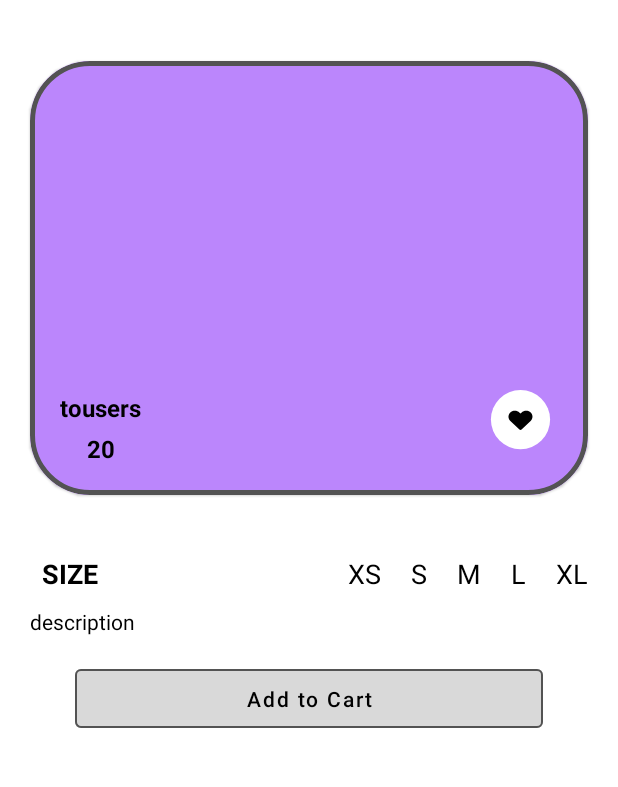
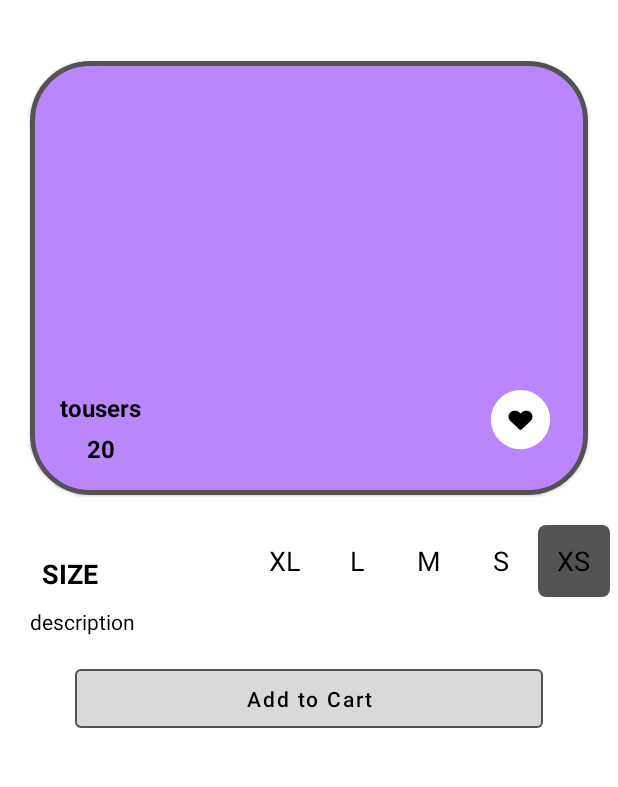
Before and after one commit to amdouni-chouaib/androidshop, an Android app: the layout activity_details.xml on its own in the app's theme, with its tools: preview values and no code run, on a phone screen of 412 x 824 dp, the part 93-880 px from its top. Run offline under Robolectric (Android 15) with nearby library versions, the phone set to English and light mode, and no system bars.

Commit message:
add size

```diff
--- a/app/src/main/java/com/example/azshop/ui/detailsscreen/DetailsActivity.java
+++ b/app/src/main/java/com/example/azshop/ui/detailsscreen/DetailsActivity.java
@@ -5,6 +5,8 @@ import android.content.SharedPreferences;
 import android.os.Bundle;
 import android.view.View;
 import android.widget.ImageView;
+import android.widget.RadioButton;
+import android.widget.RadioGroup;
 import android.widget.TextView;
 import android.widget.Toast;
 
@@ -24,6 +26,8 @@ public class DetailsActivity extends AppCompatActivity {
     private String type;
     private String price;
     private String gender;
+    private String size;
+    private RadioGroup btnradiogroup_size;
     private ImageView imgArticle;
     private ImageView imgBack;
     private FirebaseDatabase firebaseDatabase;
@@ -53,6 +57,7 @@ public class DetailsActivity extends AppCompatActivity {
         imgArticle = findViewById(R.id.img_article_details);
         imgBack = findViewById(R.id.btn_back);
         ((TextView) findViewById(R.id.tv_description)).setText(description);
+        btnradiogroup_size = findViewById(R.id.btngrp_size);
 
         imgBack.setOnClickListener(new View.OnClickListener() {
             @Override
@@ -70,6 +75,9 @@ public class DetailsActivity extends AppCompatActivity {
         findViewById(R.id.btn_addtocart).setOnClickListener(new View.OnClickListener() {
             @Override
             public void onClick(View v) {
+                int selectedId = btnradiogroup_size.getCheckedRadioButtonId();
+                size = ((RadioButton)findViewById(selectedId)).getText().toString();
+
                 CartArticleDataModel cartarticleDateModel = new CartArticleDataModel(
                         id,
                         imagPath,
@@ -78,7 +86,8 @@ public class DetailsActivity extends AppCompatActivity {
                         type,
                         Float.parseFloat(price),
                         gender,
-                        "X",
+                        size
+                        ,
                         sh.getString("userId", "")
 
                 );
--- /dev/null
+++ b/app/src/main/res/drawable/bg_size.xml
@@ -0,0 +1,15 @@
+<?xml version="1.0" encoding="utf-8"?>
+<selector xmlns:android="http://schemas.android.com/apk/res/android">
+    <item android:state_checked="true">
+        <shape android:shape="rectangle">
+            <corners android:radius="5dp" />
+            <solid android:color="@color/darkgray" />
+        </shape>
+    </item>
+    <item>
+        <shape android:shape="rectangle">
+            <corners android:radius="5dp" />
+            <solid android:color="#FFF" />
+        </shape>
+    </item>
+</selector>
--- a/app/src/main/res/layout/activity_details.xml
+++ b/app/src/main/res/layout/activity_details.xml
@@ -127,69 +127,82 @@
         app:layout_constraintStart_toStartOf="parent"
         app:layout_constraintTop_toTopOf="@+id/guidelinebottom" />
 
+    <RadioGroup
+        android:id="@+id/btngrp_size"
+        android:layout_width="wrap_content"
+        android:layout_height="wrap_content"
+        android:layout_marginHorizontal="5dp"
+        android:orientation="horizontal"
+        app:layout_constraintEnd_toEndOf="parent"
+        app:layout_constraintTop_toTopOf="@+id/guidelinebottom">
 
-    <TextView
+        <RadioButton
             android:id="@+id/size_xl"
             android:layout_width="wrap_content"
             android:layout_height="wrap_content"
-        android:layout_marginHorizontal="20dp"
-        android:layout_marginVertical="20dp"
+            android:background="@drawable/bg_size"
+            android:button="@android:color/transparent"
+            android:gravity="center"
             android:text="@string/xl"
             android:textColor="@color/black"
             android:textSize="18sp"
             app:layout_constraintEnd_toEndOf="parent"
-        app:layout_constraintTop_toTopOf="@+id/guidelinebottom" />
+            app:layout_constraintTop_toTopOf="parent" />
 
-    <TextView
+        <RadioButton
             android:id="@+id/size_l"
             android:layout_width="wrap_content"
             android:layout_height="wrap_content"
-        android:layout_marginHorizontal="20dp"
-        android:layout_marginVertical="20dp"
+            android:background="@drawable/bg_size"
+            android:button="@android:color/transparent"
+            android:gravity="center"
             android:text="@string/l"
             android:textColor="@color/black"
             android:textSize="18sp"
             app:layout_constraintEnd_toStartOf="@id/size_xl"
-        app:layout_constraintTop_toTopOf="@+id/guidelinebottom" />
+            app:layout_constraintTop_toTopOf="parent" />
 
-    <TextView
+        <RadioButton
             android:id="@+id/size_m"
             android:layout_width="wrap_content"
             android:layout_height="wrap_content"
-        android:layout_marginHorizontal="20dp"
-        android:layout_marginVertical="20dp"
+            android:background="@drawable/bg_size"
+            android:button="@android:color/transparent"
+            android:gravity="center"
             android:text="@string/m"
             android:textColor="@color/black"
             android:textSize="18sp"
             app:layout_constraintEnd_toStartOf="@id/size_l"
-        app:layout_constraintTop_toTopOf="@+id/guidelinebottom" />
+            app:layout_constraintTop_toTopOf="parent" />
 
-    <TextView
+        <RadioButton
             android:id="@+id/size_s"
             android:layout_width="wrap_content"
             android:layout_height="wrap_content"
-        android:layout_marginHorizontal="20dp"
-        android:layout_marginVertical="20dp"
+            android:background="@drawable/bg_size"
+            android:button="@android:color/transparent"
+            android:gravity="center"
             android:text="@string/s"
             android:textColor="@color/black"
             android:textSize="18sp"
+            app:layout_constraintEnd_toStartOf="@id/size_m"
+            app:layout_constraintTop_toTopOf="parent" />
 
-        app:layout_constraintEnd_toStartOf="@id/size_m"
-        app:layout_constraintTop_toTopOf="@+id/guidelinebottom" />
-
-    <TextView
+        <RadioButton
             android:id="@+id/size_xs"
             android:layout_width="wrap_content"
             android:layout_height="wrap_content"
-        android:layout_marginHorizontal="20dp"
-        android:layout_marginVertical="20dp"
+            android:background="@drawable/bg_size"
+            android:button="@android:color/transparent"
+            android:gravity="center"
             android:text="@string/xs"
+            android:checked="true"
             android:textColor="@color/black"
             android:textSize="18sp"
             app:layout_constraintEnd_toStartOf="@id/size_s"
-        app:layout_constraintTop_toTopOf="@+id/guidelinebottom" />
+            app:layout_constraintTop_toTopOf="parent" />
 
-
+    </RadioGroup>
     <TextView
         android:id="@+id/tv_description"
         android:layout_width="match_parent"
```
Lines whose indentation alone changed are shown as unchanged.
